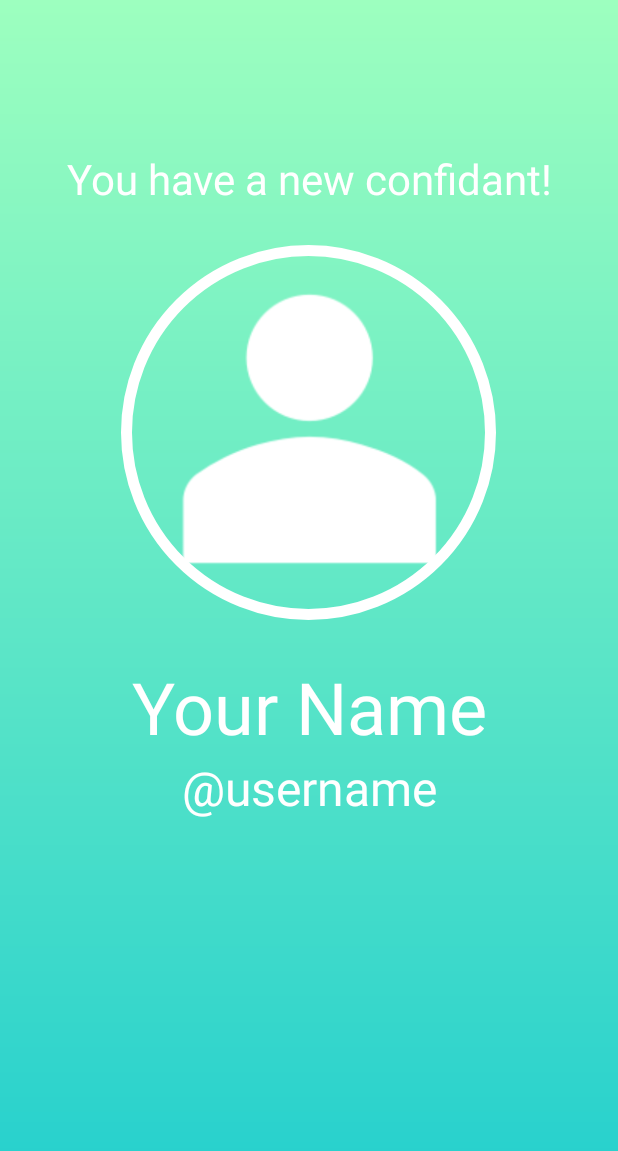
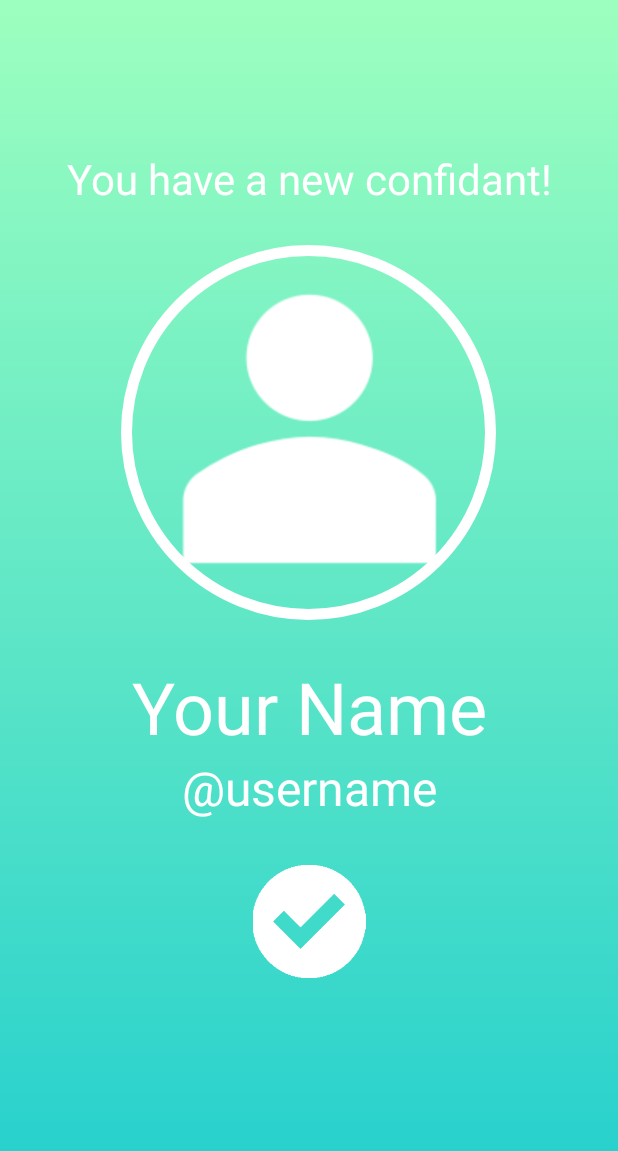
Before and after one commit to jazdao/ConfidanteApp, an Android app: the layout activity_match.xml on its own in the app's theme, with its tools: preview values and no code run, on a phone screen of 412 x 824 dp. Shown: the top 1151 px of the screen. Run offline under Robolectric (Android 15) with nearby library versions, the phone set to English and light mode, and no system bars.

Commit message:
added tick mark

```diff
--- a/app/src/main/res/layout/activity_match.xml
+++ b/app/src/main/res/layout/activity_match.xml
@@ -52,7 +52,8 @@
 
         <ImageView
             android:layout_width="match_parent"
-            android:layout_height="75dp"/>
+            android:layout_height="75dp"
+            android:src="@drawable/tick_mark"/>
 
     </LinearLayout>
 
```
Also changed, not shown: app/src/main/res/drawable/tick_mark.png (added).
